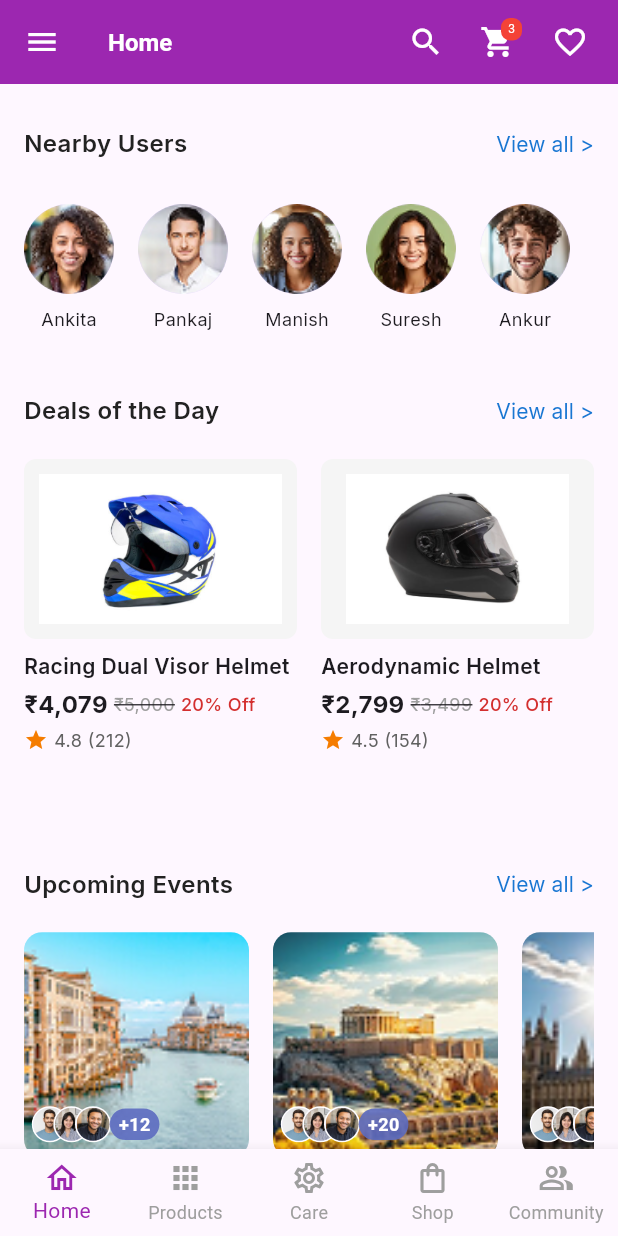
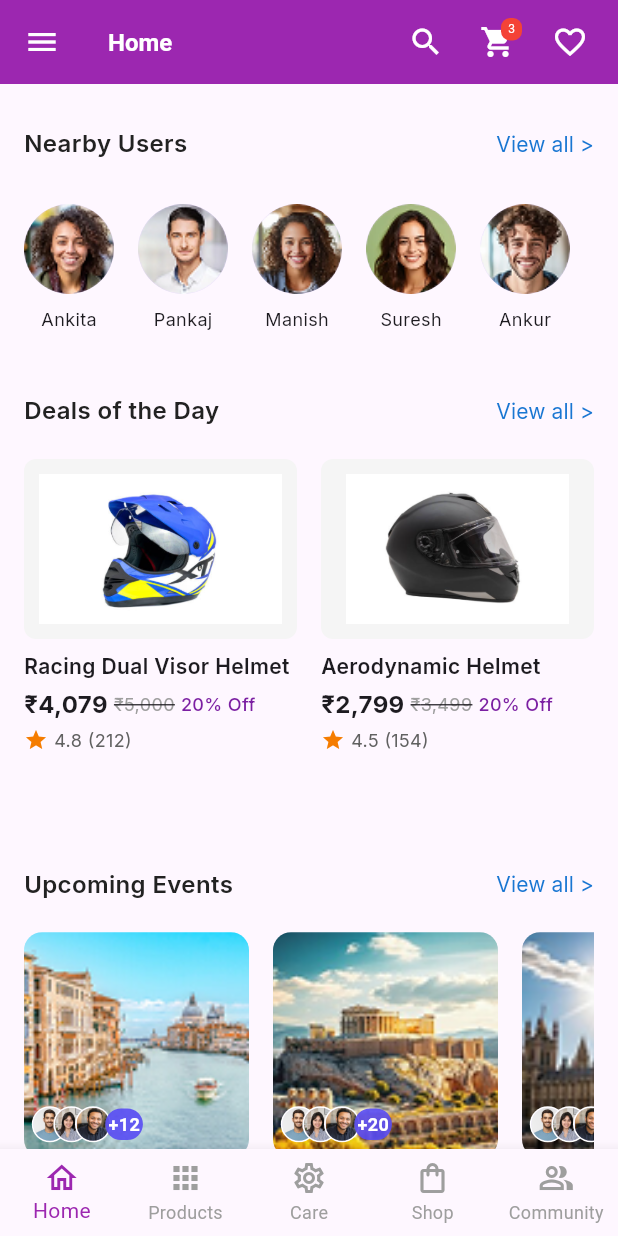
Before and after one commit to MsTaslimaakter/ride_sharing_app1, a Flutter app: the screen it shows after launch, on a phone screen of 412 x 824 dp. Run offline on Flutter 3.47's test engine with Material 3 defaults, Android fonts, the phone set to English and light mode, and no system bars; our stand-ins replace google_fonts.

Commit message:
আমি কোড পরিবর্তন করেছি

```diff
--- a/lib/home_page.dart
+++ b/lib/home_page.dart
@@ -345,7 +345,7 @@ class _GridProductCard extends StatelessWidget {
             const SizedBox(width: 4),
             Text(product.oldPrice, style: GoogleFonts.inter(decoration: TextDecoration.lineThrough, color: Colors.grey, fontSize: 12)),
             const SizedBox(width: 4),
-            Text(product.discount, style: GoogleFonts.inter(color: Colors.red.shade700, fontSize: 12, fontWeight: FontWeight.w500)),
+            Text(product.discount, style: GoogleFonts.inter(color: Colors.purple.shade700, fontSize: 12, fontWeight: FontWeight.w500)),
           ],
         ),
         const SizedBox(height: 4),
@@ -445,10 +445,10 @@ class _EventCard extends StatelessWidget {
                       }).toList(),
                       if (event.additionalUsers > 0)
                         Container(
-                          margin: const EdgeInsets.only(left: 4),
-                          padding: const EdgeInsets.symmetric(horizontal: 6, vertical: 2),
+                          margin: const EdgeInsets.only(left: 1),
+                          padding: const EdgeInsets.symmetric(horizontal: 2, vertical: 2),
                           decoration: BoxDecoration(
-                            color: const Color(0xFF5C6BC0).withOpacity(0.9),
+                            color: const Color(0xFF584CF4).withOpacity(0.9),
                             borderRadius: BorderRadius.circular(11),
                           ),
                           child: Text(
@@ -464,7 +464,7 @@ class _EventCard extends StatelessWidget {
           ),
 
           const SizedBox(height: 8),
-          Text(event.title, style: GoogleFonts.inter(color: const Color(0xFF222222), fontSize: 14, fontWeight: FontWeight.w500)),
+          Center(child: Text(event.title, style: GoogleFonts.inter(color: const Color(0xFF666666), fontSize: 14, ))),
         ],
       ),
     );
@@ -612,7 +612,7 @@ class _CareRecommendationCard extends StatelessWidget {
             ),
           ),
           const SizedBox(height: 8),
-          Text(name, style: GoogleFonts.inter(fontSize: 12), textAlign: TextAlign.center),
+          Text(name, style: GoogleFonts.inter(color: const Color(0xFF666666), fontSize: 12), textAlign: TextAlign.center),
         ],
       ),
     );
@@ -655,7 +655,7 @@ class _ServicePackageCard extends StatelessWidget {
             const SizedBox(width: 8),
             Text(oldPrice, style: GoogleFonts.inter(decoration: TextDecoration.lineThrough, color: Colors.grey, fontSize: 12)),
             const SizedBox(width: 8),
-            Text(discount, style: GoogleFonts.inter(color: Colors.red.shade700, fontSize: 12, fontWeight: FontWeight.w500)),
+            Text(discount, style: GoogleFonts.inter(color: Colors.purple.shade700, fontSize: 12, fontWeight: FontWeight.w500)),
           ],
         ),
       ],
```
